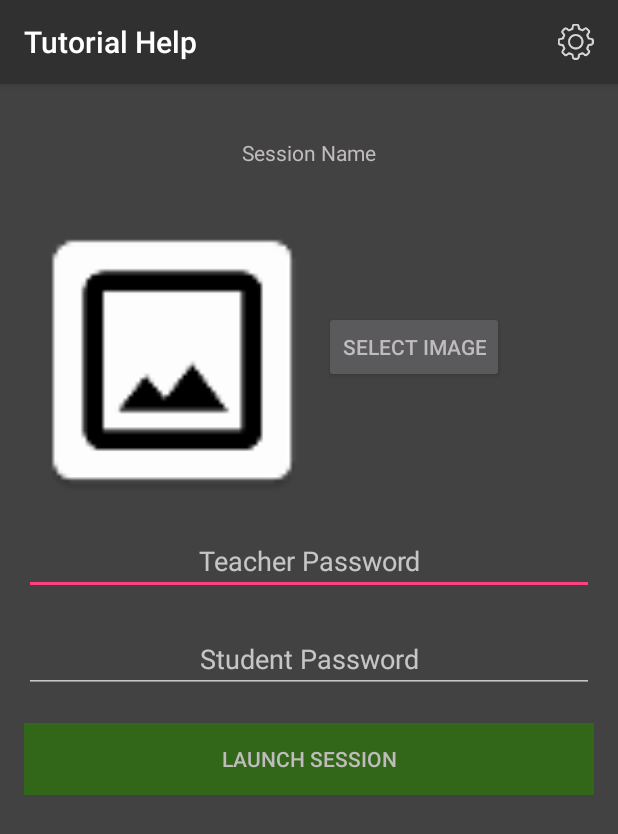
After one commit to jrclarke1/tutorial_help, an Android app: the CreateSessionActivity screen opened directly, with no data from a screen before it, on a phone screen of 412 x 824 dp. The commit adds this screen. Shown: the top 834 px of the screen. Run offline under Robolectric (Android 15) with nearby library versions, the phone set to English and light mode, and no system bars.

Commit message:
Majority of activity UIs completed

```diff
--- a/app/src/main/AndroidManifest.xml
+++ b/app/src/main/AndroidManifest.xml
@@ -36,7 +36,10 @@
         <activity android:name=".SessionListActivity" />
         <activity android:name=".SessionLoginActivity" />
         <activity android:name=".RequestHelpActivity" />
-        <activity android:name=".RequestQueueActivity"></activity>
+        <activity android:name=".RequestQueueActivity" />
+        <activity android:name=".CreateSessionActivity" />
+        <activity android:name=".CurrentRequestActivity" />
+        <activity android:name=".SelectReferActivity"></activity>
     </application>
 
 </manifest>
--- /dev/null
+++ b/app/src/main/java/uk/ac/plymouth/android/tutorialhelp/CreateSessionActivity.java
@@ -0,0 +1,99 @@
+package uk.ac.plymouth.android.tutorialhelp;
+
+import android.content.Intent;
+import android.support.v7.app.ActionBar;
+import android.support.v7.app.AppCompatActivity;
+import android.os.Bundle;
+import android.support.v7.widget.Toolbar;
+import android.view.Menu;
+import android.view.MenuInflater;
+import android.view.MenuItem;
+import android.view.View;
+import android.widget.Button;
+import android.widget.EditText;
+import android.widget.ImageView;
+import android.widget.TextView;
+
+public class CreateSessionActivity extends AppCompatActivity
+{
+    private Toolbar activityToolbar;
+    private TextView textViewSessionName;
+    private ImageView imageViewSessionImg;
+    private Button buttonSelectImage;
+    private EditText editTextStudentPassword;
+    private EditText editTextTeacherPassword;
+    private Button buttonLaunchSession;
+
+
+    @Override
+    protected void onCreate(Bundle savedInstanceState)
+    {
+        super.onCreate(savedInstanceState);
+        setContentView(R.layout.activity_create_session);
+
+        activityToolbar = (Toolbar) findViewById(R.id.toolbar);
+        setSupportActionBar(activityToolbar);
+
+        textViewSessionName = (TextView) findViewById(R.id.textViewSessionName);
+        imageViewSessionImg = (ImageView) findViewById(R.id.imageViewStudentImage);
+
+        buttonSelectImage = (Button) findViewById(R.id.text_view_student_name);
+        buttonSelectImage.setOnClickListener(buttonSelectImageListener);
+
+        buttonLaunchSession = (Button) findViewById(R.id.button_launch_session);
+        buttonLaunchSession.setOnClickListener(buttonLaunchSessionListener);
+
+        editTextStudentPassword = (EditText) findViewById(R.id.edit_text_student_password);
+        editTextTeacherPassword = (EditText) findViewById(R.id.edit_text_teacher_password);
+    }
+
+    @Override
+    public boolean onCreateOptionsMenu(Menu menu)
+    {
+        MenuInflater inflater = getMenuInflater();
+        inflater.inflate(R.menu.settings_menu, menu);
+
+        ActionBar actionBar = getSupportActionBar();
+        if (actionBar != null)
+        {
+            actionBar.setTitle(R.string.app_name);
+        }
+        return true;
+    }
+
+    @Override
+    public boolean onOptionsItemSelected(MenuItem item)
+    {
+        switch (item.getItemId())
+        {
+            case R.id.action_settings:
+                Intent intent = new Intent(getApplicationContext(), SettingsActivity.class);
+                startActivity(intent);
+                return true;
+
+            default:
+                return super.onOptionsItemSelected(item);
+        }
+    }
+
+
+    private View.OnClickListener buttonSelectImageListener = new View.OnClickListener()
+    {
+        @Override
+        public void onClick(View v)
+        {
+            //TODO: Launch intent to get an image
+        }
+    };
+
+    private View.OnClickListener buttonLaunchSessionListener = new View.OnClickListener()
+    {
+        @Override
+        public void onClick(View v)
+        {
+            //TODO: Create a session, broadcast, start request list activity
+        }
+    };
+
+
+}
--- a/app/src/main/java/uk/ac/plymouth/android/tutorialhelp/RequestHelpActivity.java
+++ b/app/src/main/java/uk/ac/plymouth/android/tutorialhelp/RequestHelpActivity.java
@@ -13,7 +13,6 @@ import android.view.MenuInflater;
 import android.view.MenuItem;
 import android.view.View;
 import android.widget.Button;
-import android.widget.EditText;
 import android.widget.ImageView;
 import android.widget.TextView;
 
@@ -44,7 +43,7 @@ public class RequestHelpActivity extends AppCompatActivity
         setSupportActionBar(activityToolbar);
 
         textViewSessionName = (TextView) findViewById(R.id.textViewSessionName);
-        imageViewSession = (ImageView) findViewById(R.id.imageViewSessionImage);
+        imageViewSession = (ImageView) findViewById(R.id.imageViewStudentImage);
 
         buttonRequestHelp = (Button) findViewById(R.id.buttonRequestHelp);
         buttonRequestHelp.setOnClickListener(buttonRequestHelpClickListener);
--- a/app/src/main/java/uk/ac/plymouth/android/tutorialhelp/SessionLoginActivity.java
+++ b/app/src/main/java/uk/ac/plymouth/android/tutorialhelp/SessionLoginActivity.java
@@ -42,7 +42,7 @@ public class SessionLoginActivity extends AppCompatActivity
         setSupportActionBar(activityToolbar);
 
         textViewSessionName = (TextView) findViewById(R.id.textViewSessionName);
-        imageViewSession = (ImageView) findViewById(R.id.imageViewSessionImage);
+        imageViewSession = (ImageView) findViewById(R.id.imageViewStudentImage);
         editTextPassword = (EditText) findViewById(R.id.edit_text_password);
         buttonJoinStudent = (Button) findViewById(R.id.buttonJoinStudent);
         buttonJoinTeacher = (Button) findViewById(R.id.buttonJoinTeacher);
--- /dev/null
+++ b/app/src/main/res/layout/activity_create_session.xml
@@ -0,0 +1,127 @@
+<?xml version="1.0" encoding="utf-8"?>
+<RelativeLayout xmlns:android="http://schemas.android.com/apk/res/android"
+    xmlns:tools="http://schemas.android.com/tools"
+    xmlns:app="http://schemas.android.com/apk/res-auto"
+    android:id="@+id/activity_create_session"
+    android:layout_width="match_parent"
+    android:layout_height="match_parent"
+    tools:context="uk.ac.plymouth.android.tutorialhelp.CreateSessionActivity">
+
+    <android.support.v7.widget.Toolbar
+        android:id="@+id/toolbar"
+        android:layout_width="match_parent"
+        android:layout_height="?attr/actionBarSize"
+        android:background="@color/colorActionBar"
+        android:elevation="4dp"
+        android:theme="@style/AppTheme"
+        app:popupTheme="@style/AppTheme"
+        android:label="@string/app_name"/>
+
+    <RelativeLayout
+        android:layout_below="@id/toolbar"
+        android:layout_centerHorizontal="true"
+        android:layout_centerVertical="true"
+        android:layout_width="wrap_content"
+        android:layout_height="wrap_content"
+        android:paddingBottom="@dimen/activity_vertical_margin"
+        android:paddingLeft="@dimen/activity_horizontal_margin"
+        android:paddingRight="@dimen/activity_horizontal_margin"
+        android:paddingTop="@dimen/activity_vertical_margin">
+
+        <TextView
+            android:layout_marginTop="20dp"
+            android:layout_marginBottom="10dp"
+            android:id="@+id/textViewSessionName"
+            android:layout_width="wrap_content"
+            android:layout_height="wrap_content"
+            android:layout_centerHorizontal="true"
+            android:text="Session Name"/>
+
+        <LinearLayout
+            android:layout_below="@id/textViewSessionName"
+            android:orientation="horizontal"
+            android:id="@+id/image_select_layout"
+            android:layout_width="match_parent"
+            android:layout_height="wrap_content">
+
+            <ImageView
+                android:id="@+id/imageViewStudentImage"
+                android:layout_width="200dp"
+                android:layout_height="200dp"
+                android:layout_centerHorizontal="true"
+                android:layout_below="@id/textViewSessionName"
+                android:layout_marginTop="20dp"
+                android:src="@mipmap/ic_image_default"/>
+
+            <Button
+                android:id="@+id/text_view_student_name"
+                android:layout_width="wrap_content"
+                android:layout_height="wrap_content"
+                android:layout_gravity="center_vertical"
+                android:text="Select Image"/>
+
+        </LinearLayout>
+
+        <RelativeLayout
+            android:id="@+id/layout_form"
+            android:layout_below="@id/image_select_layout"
+            android:layout_width="match_parent"
+            android:layout_height="wrap_content">
+
+            <EditText
+                android:id="@+id/edit_text_teacher_password"
+                android:layout_centerHorizontal="true"
+                android:layout_marginTop="10dp"
+                android:layout_width="match_parent"
+                android:layout_height="wrap_content"
+                android:hint="Teacher Password"
+                android:textAlignment="center"/>
+
+            <EditText
+                android:id="@+id/edit_text_student_password"
+                android:layout_below="@id/edit_text_teacher_password"
+                android:layout_centerHorizontal="true"
+                android:layout_marginTop="20dp"
+                android:layout_width="match_parent"
+                android:layout_height="wrap_content"
+                android:hint="Student Password"
+                android:textAlignment="center"/>
+
+            <Button
+                android:layout_marginTop="20dp"
+                android:id="@+id/button_launch_session"
+                android:layout_width="match_parent"
+                android:layout_height="wrap_content"
+                android:text="Launch Session"
+                android:background="@color/colorButtonGreen"
+                android:layout_below="@id/edit_text_student_password"/>
+
+
+        </RelativeLayout>
+
+
+
+
+
+        <!--<Button-->
+        <!--android:layout_marginTop="20dp"-->
+        <!--android:id="@+id/buttonJoinStudent"-->
+        <!--android:layout_width="match_parent"-->
+        <!--android:layout_height="wrap_content"-->
+        <!--android:text="Join as Student"-->
+        <!--android:background="@color/colorButtonGreen"-->
+        <!--android:layout_below="@id/edit_text_password"/>-->
+
+        <!--<Button-->
+        <!--android:layout_marginTop="20dp"-->
+        <!--android:id="@+id/buttonJoinTeacher"-->
+        <!--android:layout_width="match_parent"-->
+        <!--android:layout_height="wrap_content"-->
+        <!--android:text="Join as Teacher"-->
+        <!--android:background="@color/colorButtonGreen"-->
+        <!--android:layout_below="@id/buttonJoinStudent"/>-->
+
+
+    </RelativeLayout>
+
+</RelativeLayout>
--- a/app/src/main/res/layout/activity_request_help.xml
+++ b/app/src/main/res/layout/activity_request_help.xml
@@ -39,7 +39,7 @@
             android:layout_height="wrap_content" />
 
         <ImageView
-            android:id="@+id/imageViewSessionImage"
+            android:id="@+id/imageViewStudentImage"
             android:layout_width="200dp"
             android:layout_height="200dp"
             android:layout_centerHorizontal="true"
@@ -54,7 +54,7 @@
             android:layout_height="wrap_content"
             android:text="Request Help"
             android:background="@color/colorButtonGreen"
-            android:layout_below="@id/imageViewSessionImage"/>
+            android:layout_below="@id/imageViewStudentImage"/>
 
         <Button
             android:layout_marginTop="20dp"
--- a/app/src/main/res/layout/activity_session_list.xml
+++ b/app/src/main/res/layout/activity_session_list.xml
@@ -18,7 +18,7 @@
         android:label="@string/app_name"/>
 
     <TextView
-        android:layout_marginTop="20dp"
+        android:layout_marginTop="10dp"
         android:id="@+id/textview_heading"
         android:layout_below="@id/toolbar"
         android:layout_centerHorizontal="true"
--- a/app/src/main/res/layout/activity_session_login.xml
+++ b/app/src/main/res/layout/activity_session_login.xml
@@ -35,7 +35,7 @@
             android:layout_height="wrap_content" />
 
         <ImageView
-            android:id="@+id/imageViewSessionImage"
+            android:id="@+id/imageViewStudentImage"
             android:layout_width="200dp"
             android:layout_height="200dp"
             android:layout_centerHorizontal="true"
@@ -47,7 +47,7 @@
             android:id="@+id/edit_text_password"
             android:layout_centerHorizontal="true"
             android:layout_marginTop="20dp"
-            android:layout_below="@id/imageViewSessionImage"
+            android:layout_below="@id/imageViewStudentImage"
             android:layout_width="match_parent"
             android:layout_height="wrap_content"
             android:hint="Password"
--- a/app/src/main/res/values/colors.xml
+++ b/app/src/main/res/values/colors.xml
@@ -6,7 +6,9 @@
     <color name="colorActionBar">#303030</color>
     <color name="colorBack">#424242</color>
     <color name="colorButtonGreen">#32671a</color>
+    <color name="colorButtonYellow">#e1a357</color>
     <color name="colorButtonRed">#b71c1c</color>
     <color name="colorButtonTextBlack">#000000</color>
     <color name="colorText">#c0bcbd</color>
+
 </resources>
```
Also changed, not shown: app/src/main/java/uk/ac/plymouth/android/tutorialhelp/CurrentRequestActivity.java (added, +92 -0 lines), app/src/main/java/uk/ac/plymouth/android/tutorialhelp/RequestQueueActivity.java (+46 -1 lines), app/src/main/java/uk/ac/plymouth/android/tutorialhelp/SelectReferActivity.java (added, +17 -0 lines), app/src/main/res/layout/activity_current_request.xml (added, +61 -0 lines), app/src/main/res/layout/activity_request_queue.xml (+11 -1 lines), app/src/main/res/layout/activity_select_refer.xml (added, +22 -0 lines).
